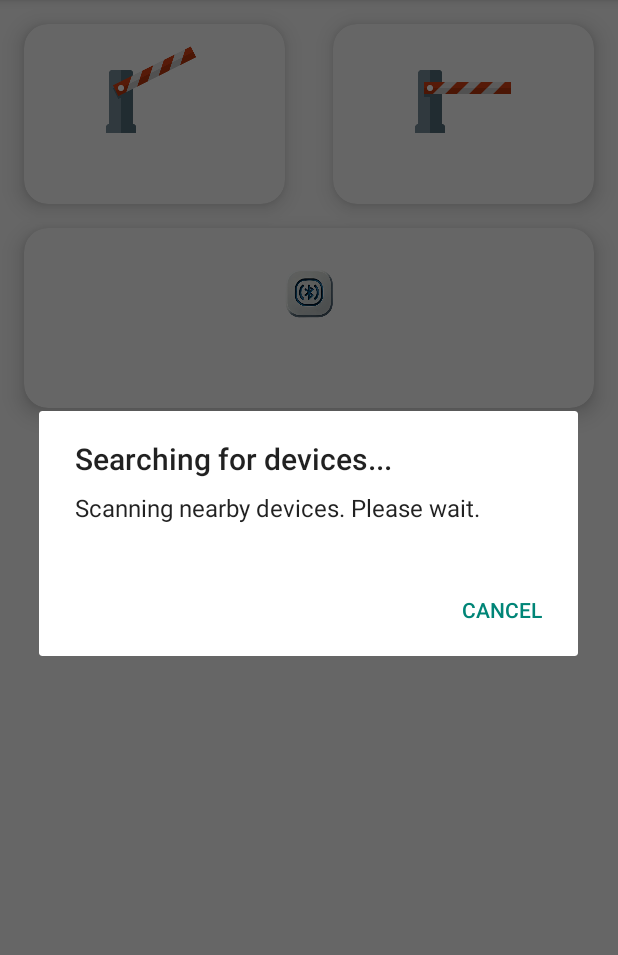
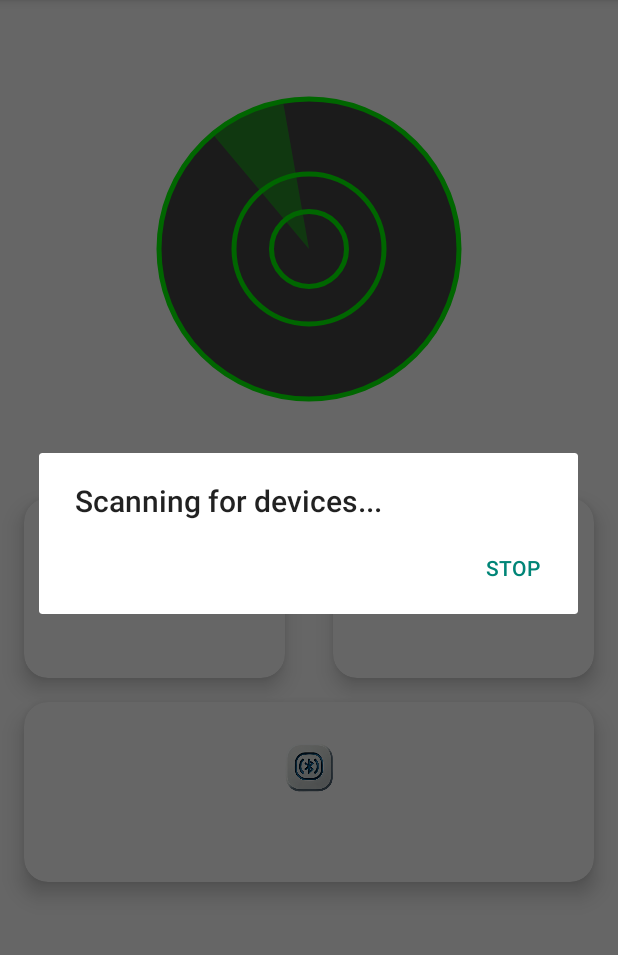
Before and after one commit to slobodinsens/SensFusion, an Android app: the BarrierActivity screen opened directly, with no data from a screen before it, after a tap on "Настройки Bluetooth", on a phone screen of 412 x 824 dp, the part 84-1039 px from its top. Run offline under Robolectric (Android 15) with nearby library versions, the phone set to English and light mode, and no system bars; network calls fail.

Commit message:
bluetooth Radar

```diff
--- a/app/src/main/java/com/example/sensfusion/BarrierActivity.kt
+++ b/app/src/main/java/com/example/sensfusion/BarrierActivity.kt
@@ -27,18 +27,19 @@ class BarrierActivity : AppCompatActivity() {
     private val bluetoothAdapter: BluetoothAdapter? = BluetoothAdapter.getDefaultAdapter()
     private var deviceAddress: String? = null
     private val requestCodePermissions = 1
-    private val discoveredDevices = mutableListOf<BluetoothDevice>()
+    private val discoveredDevices: MutableList<BluetoothDevice> = mutableListOf<BluetoothDevice>()
+
+    private lateinit var radarView: RadarView
 
     override fun onCreate(savedInstanceState: Bundle?) {
         super.onCreate(savedInstanceState)
         setContentView(R.layout.barrier)
 
-        // Инициализация кнопок
         val openBarrierButton: CardView = findViewById(R.id.openBarrierButton)
         val closeBarrierButton: CardView = findViewById(R.id.closeBarrierButton)
         val bluetoothSettingsButton: CardView = findViewById(R.id.bluetoothSettingsButton)
+        radarView = findViewById(R.id.radarView)
 
-        // Вибрация
         val vibrator = getSystemService(VIBRATOR_SERVICE) as Vibrator
 
         fun vibrate() {
@@ -47,13 +48,12 @@ class BarrierActivity : AppCompatActivity() {
             }
         }
 
-        // Настройки Bluetooth
         bluetoothSettingsButton.setOnClickListener {
             vibrate()
+            radarView.startSweepAnimation()
             startDeviceDiscovery()
         }
 
-        // Открытие шлагбаума
 //        openBarrierButton.setOnClickListener {
 //            vibrate()
 //            deviceAddress?.let {
@@ -67,7 +67,6 @@ class BarrierActivity : AppCompatActivity() {
 //            } ?: Log.e("BarrierActivity", "No device selected.")
 //        }
 
-        // Закрытие шлагбаума
 //        closeBarrierButton.setOnClickListener {
 //            vibrate()
 //            deviceAddress?.let {
@@ -81,7 +80,6 @@ class BarrierActivity : AppCompatActivity() {
 //            } ?: Log.e("BarrierActivity", "No device selected.")
 //        }
 
-        // Проверка разрешений
         checkAndRequestPermissions()
     }
 
@@ -120,21 +118,16 @@ class BarrierActivity : AppCompatActivity() {
         discoveredDevices.clear()
         bluetoothAdapter.startDiscovery()
 
-        // Регистрируем ресивер для обнаружения устройств
         val filter = IntentFilter(BluetoothDevice.ACTION_FOUND)
         registerReceiver(deviceDiscoveryReceiver, filter)
 
-        // Показываем список устройств после завершения сканирования
         AlertDialog.Builder(this)
-            .setTitle("Searching for devices...")
-            .setMessage("Scanning nearby devices. Please wait.")
-            .setNegativeButton("Cancel") { dialog, _ ->
+            .setTitle("Scanning for devices...")
+            .setNegativeButton("Stop") { dialog, _ ->
                 bluetoothAdapter.cancelDiscovery()
                 unregisterReceiver(deviceDiscoveryReceiver)
+                radarView.stopSweepAnimation()
                 dialog.dismiss()
-            }
-            .setOnDismissListener {
-                showDiscoveredDevicesDialog()
             }
             .show()
     }
@@ -144,51 +137,21 @@ class BarrierActivity : AppCompatActivity() {
         override fun onReceive(context: Context, intent: Intent) {
             if (BluetoothDevice.ACTION_FOUND == intent.action) {
                 val device: BluetoothDevice? = intent.getParcelableExtra(BluetoothDevice.EXTRA_DEVICE)
+                val rssi: Int = intent.getShortExtra(BluetoothDevice.EXTRA_RSSI, Short.MIN_VALUE).toInt()
                 if (device != null && !discoveredDevices.contains(device)) {
                     discoveredDevices.add(device)
-                    Log.i("BarrierActivity", "Discovered device: ${device.name} (${device.address})")
+                    radarView.updateDevices(
+                        discoveredDevices.map { it.name ?: "Unknown" to rssi }
+                    )
                 }
             }
         }
     }
 
-    private fun showDiscoveredDevicesDialog() {
-        if (discoveredDevices.isEmpty()) {
-            Toast.makeText(this, "No devices found", Toast.LENGTH_SHORT).show()
-            return
-        }
-
-        val deviceNames = discoveredDevices.map { "${it.name ?: "Unknown"} (${it.address})" }.toTypedArray()
-        val deviceMap = discoveredDevices.associateBy { if (ActivityCompat.checkSelfPermission(
-                this,
-                Manifest.permission.BLUETOOTH_CONNECT
-            ) != PackageManager.PERMISSION_GRANTED
-        ) {
-            // TODO: Consider calling
-            //    ActivityCompat#requestPermissions
-            // here to request the missing permissions, and then overriding
-            //   public void onRequestPermissionsResult(int requestCode, String[] permissions,
-            //                                          int[] grantResults)
-            // to handle the case where the user grants the permission. See the documentation
-            // for ActivityCompat#requestPermissions for more details.
-            return
-        }
-            "${it.name ?: "Unknown"} (${it.address})" }
-
-        AlertDialog.Builder(this)
-            .setTitle("Select Bluetooth Device")
-            .setItems(deviceNames) { _, which ->
-                val selectedDeviceName = deviceNames[which]
-                deviceAddress = deviceMap[selectedDeviceName]?.address
-                Log.i("BarrierActivity", "Selected device: $selectedDeviceName")
-                Toast.makeText(this, "Selected $selectedDeviceName", Toast.LENGTH_SHORT).show()
-            }
-            .setNegativeButton("Cancel", null)
-            .show()
-    }
 
     override fun onDestroy() {
         super.onDestroy()
+        radarView.stopSweepAnimation()
         try {
             unregisterReceiver(deviceDiscoveryReceiver)
         } catch (e: IllegalArgumentException) {
--- /dev/null
+++ b/app/src/main/java/com/example/sensfusion/RadarView.kt
@@ -0,0 +1,109 @@
+@file:Suppress("DEPRECATION")
+
+package com.example.sensfusion
+
+import android.content.Context
+import android.graphics.Canvas
+import android.graphics.Color
+import android.graphics.Paint
+import android.graphics.RectF
+import android.util.AttributeSet
+import android.view.View
+import java.io.Serializable
+import kotlin.math.cos
+import kotlin.math.sin
+
+class RadarView @JvmOverloads constructor(
+    context: Context,
+    attrs: AttributeSet? = null
+) : View(context, attrs) {
+
+    private val paintBackground = Paint(Paint.ANTI_ALIAS_FLAG).apply {
+        color = Color.DKGRAY
+        style = Paint.Style.FILL
+    }
+
+    private val paintLine = Paint(Paint.ANTI_ALIAS_FLAG).apply {
+        color = Color.GREEN
+        style = Paint.Style.STROKE
+        strokeWidth = 5f
+    }
+
+    private val paintSweep = Paint(Paint.ANTI_ALIAS_FLAG).apply {
+        color = Color.argb(100, 0, 255, 0)
+        style = Paint.Style.FILL
+    }
+
+    private val paintDevice = Paint(Paint.ANTI_ALIAS_FLAG).apply {
+        color = Color.RED
+        style = Paint.Style.FILL
+    }
+
+    private var sweepAngle = 0f
+    private val devices = mutableListOf<Device>()
+
+    private val handler = android.os.Handler()
+    private val sweepRunnable = object : Runnable {
+        override fun run() {
+            updateSweepAngle()
+            handler.postDelayed(this, 50)
+        }
+    }
+
+    data class Device(val name: String, val x: Float, val y: Float) : Serializable
+
+    override fun onDraw(canvas: Canvas) {
+        super.onDraw(canvas)
+
+        val cx = width / 2f
+        val cy = height / 2f
+        val radius = width / 3f
+
+        canvas.drawCircle(cx, cy, radius, paintBackground)
+        canvas.drawCircle(cx, cy, radius, paintLine)
+        canvas.drawCircle(cx, cy, radius / 2, paintLine)
+        canvas.drawCircle(cx, cy, radius / 4, paintLine)
+
+        val sweepRect = RectF(cx - radius, cy - radius, cx + radius, cy + radius)
+        canvas.drawArc(sweepRect, sweepAngle, 30f, true, paintSweep)
+
+        devices.forEach { device ->
+            canvas.drawCircle(device.x, device.y, 10f, paintDevice)
+        }
+    }
+
+    fun updateDevices(rssiList: List<Serializable>) {
+        val cx = width / 2f
+        val cy = height / 2f
+        val radius = width / 3f
+
+        devices.clear()
+        rssiList.forEach { item ->
+            if (item is Device) {
+                // Calculate the position based on the RSSI
+                val distance = radius * (1 - (item.x.toFloat() / -100f)) // Adjust 'x' to represent RSSI
+                val angle = Math.random() * 2 * Math.PI // Randomly distribute across the circle
+
+                val x = (cx + distance * cos(angle)).toFloat()
+                val y = (cy + distance * sin(angle)).toFloat()
+                devices.add(Device(item.name, x, y))
+            }
+        }
+
+        invalidate()
+    }
+
+    fun updateSweepAngle() {
+        sweepAngle += 5f
+        if (sweepAngle >= 360) sweepAngle = 0f
+        invalidate()
+    }
+
+    fun startSweepAnimation() {
+        handler.post(sweepRunnable)
+    }
+
+    fun stopSweepAnimation() {
+        handler.removeCallbacks(sweepRunnable)
+    }
+}
--- a/app/src/main/res/layout/barrier.xml
+++ b/app/src/main/res/layout/barrier.xml
@@ -7,6 +7,18 @@
     android:layout_height="match_parent"
     tools:context=".BarrierActivity">
 
+    <!-- Радар -->
+    <com.example.sensfusion.RadarView
+        android:id="@+id/radarView"
+        android:layout_width="300dp"
+        android:layout_height="300dp"
+        app:layout_constraintTop_toTopOf="parent"
+        app:layout_constraintStart_toStartOf="parent"
+        app:layout_constraintEnd_toEndOf="parent"
+        android:layout_marginTop="16dp"
+        tools:ignore="MissingClass" />
+
+    <!-- Кнопка Открыть шлагбаум -->
     <androidx.cardview.widget.CardView
         android:id="@+id/openBarrierButton"
         android:layout_width="0dp"
@@ -16,7 +28,7 @@
         app:cardElevation="8dp"
         app:layout_constraintStart_toStartOf="parent"
         app:layout_constraintEnd_toStartOf="@id/closeBarrierButton"
-        app:layout_constraintTop_toTopOf="parent">
+        app:layout_constraintTop_toBottomOf="@id/radarView">
 
         <LinearLayout
             android:layout_width="match_parent"
@@ -39,6 +51,7 @@
         </LinearLayout>
     </androidx.cardview.widget.CardView>
 
+    <!-- Кнопка Закрыть шлагбаум -->
     <androidx.cardview.widget.CardView
         android:id="@+id/closeBarrierButton"
         android:layout_width="0dp"
@@ -48,7 +61,7 @@
         app:cardElevation="8dp"
         app:layout_constraintStart_toEndOf="@id/openBarrierButton"
         app:layout_constraintEnd_toEndOf="parent"
-        app:layout_constraintTop_toTopOf="parent">
+        app:layout_constraintTop_toBottomOf="@id/radarView">
 
         <LinearLayout
             android:layout_width="match_parent"
@@ -71,6 +84,7 @@
         </LinearLayout>
     </androidx.cardview.widget.CardView>
 
+    <!-- Кнопка Настройки Bluetooth -->
     <androidx.cardview.widget.CardView
         android:id="@+id/bluetoothSettingsButton"
         android:layout_width="0dp"
```
